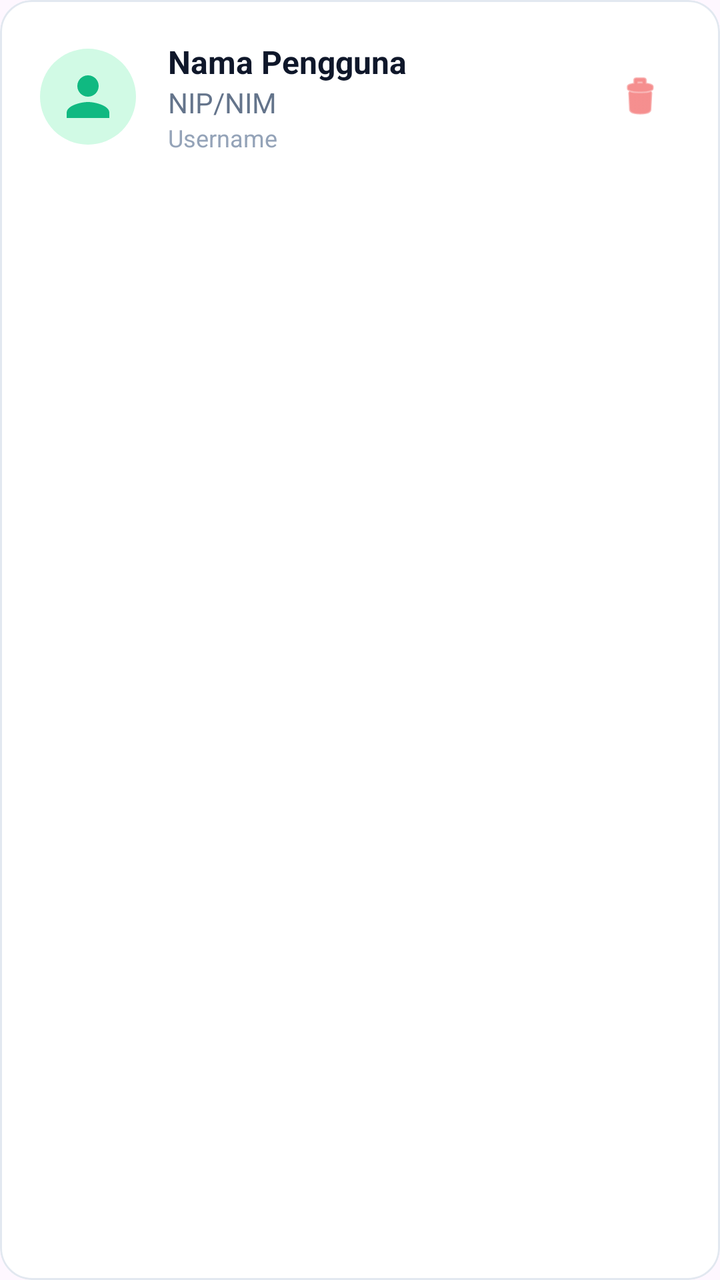
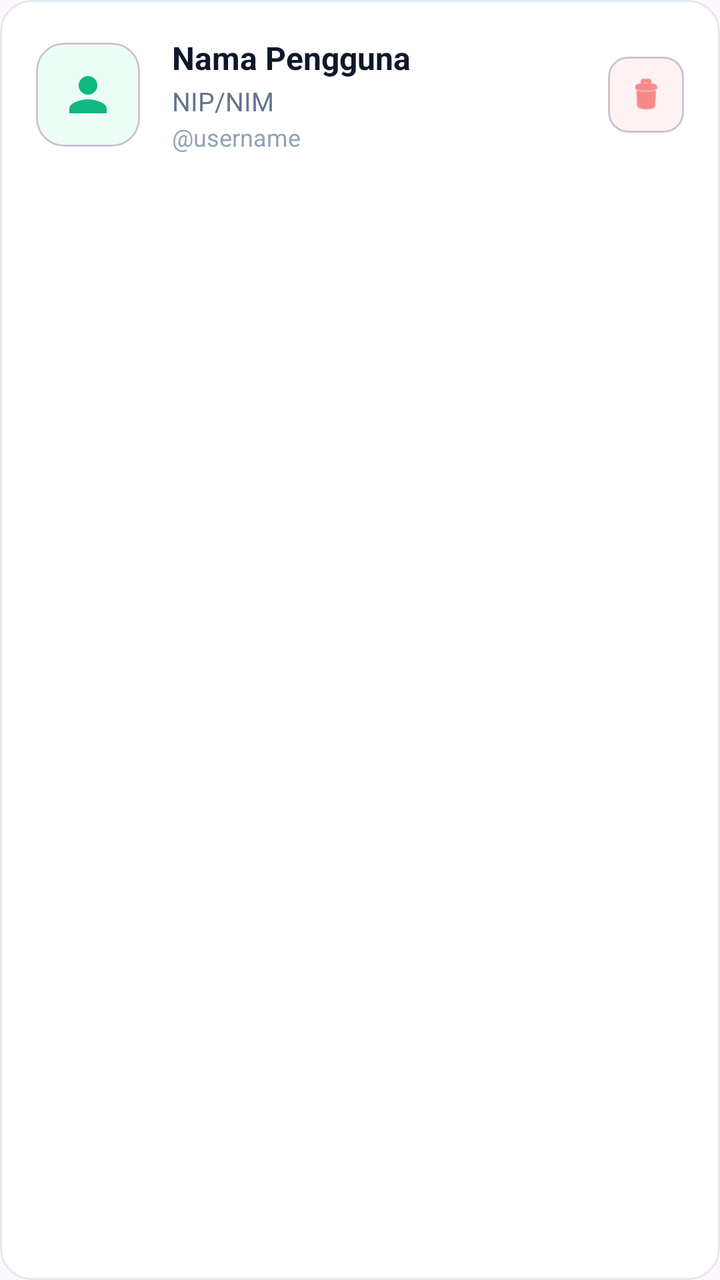

Two renders of the same Android screen: before a commit and after it. Below are the layout's source before the change and the commit's diff.
<!-- AndroidManifest.xml: application theme Theme.IFUnjaniExam -->
<!-- res/layout/item_user.xml -->
<?xml version="1.0" encoding="utf-8"?>
<com.google.android.material.card.MaterialCardView xmlns:android="http://schemas.android.com/apk/res/android"
    xmlns:app="http://schemas.android.com/apk/res-auto"
    android:layout_width="match_parent"
    android:layout_height="wrap_content"
    android:layout_marginHorizontal="16dp"
    android:layout_marginVertical="8dp"
    app:cardBackgroundColor="#FFFFFF"
    app:cardCornerRadius="16dp"
    app:cardElevation="0dp"
    app:strokeColor="#E2E8F0"
    app:strokeWidth="1dp">

    <LinearLayout
        android:layout_width="match_parent"
        android:layout_height="wrap_content"
        android:orientation="horizontal"
        android:padding="20dp"
        android:gravity="center_vertical">

        <ImageView
            android:layout_width="48dp"
            android:layout_height="48dp"
            android:padding="8dp"
            android:background="@drawable/circle_background"
            android:backgroundTint="#D1FAE5"
            android:src="@drawable/ic_person"
            app:tint="#10B981" />

        <LinearLayout
            android:layout_width="0dp"
            android:layout_height="wrap_content"
            android:layout_weight="1"
            android:orientation="vertical"
            android:layout_marginStart="16dp">

            <TextView
                android:id="@+id/tvName"
                android:layout_width="wrap_content"
                android:layout_height="wrap_content"
                android:text="Nama Pengguna"
                android:textSize="16sp"
                android:textStyle="bold"
                android:textColor="#0F172A" />

            <TextView
                android:id="@+id/tvIdentifier"
                android:layout_width="wrap_content"
                android:layout_height="wrap_content"
                android:text="NIP/NIM"
                android:textSize="14sp"
                android:textColor="#64748B" />
                
            <TextView
                android:id="@+id/tvUsername"
                android:layout_width="wrap_content"
                android:layout_height="wrap_content"
                android:text="Username"
                android:textSize="12sp"
                android:textColor="#94A3B8" />
        </LinearLayout>

        <ImageView
            android:id="@+id/btnDelete"
            android:layout_width="40dp"
            android:layout_height="40dp"
            android:padding="8dp"
            android:background="?attr/selectableItemBackgroundBorderless"
            android:clickable="true"
            android:focusable="true"
            android:src="@android:drawable/ic_menu_delete"
            app:tint="#EF4444" />
    </LinearLayout>
</com.google.android.material.card.MaterialCardView>
<!-- resources referenced by this layout -->
<resources>
  <!-- drawable circle_background (drawable) -->
  <?xml version="1.0" encoding="utf-8"?>
  <shape xmlns:android="http://schemas.android.com/apk/res/android"
      android:shape="oval">
      <solid android:color="#FFFFFF" />
  </shape>
  <!-- drawable ic_person (drawable) -->
  <vector xmlns:android="http://schemas.android.com/apk/res/android"
      android:width="24dp"
      android:height="24dp"
      android:viewportWidth="24"
      android:viewportHeight="24"
      android:tint="#FFFFFF">
    <path
        android:fillColor="#FF000000"
        android:pathData="M12,12c2.21,0 4,-1.79 4,-4s-1.79,-4 -4,-4 -4,1.79 -4,4 1.79,4 4,4zm0,2c-2.67,0 -8,1.34 -8,4v2h16v-2c0,-2.66 -5.33,-4 -8,-4z"/>
  </vector>
  <style name="Theme.IFUnjaniExam" parent="Base.Theme.IFUnjaniExam" />
  <style name="Base.Theme.IFUnjaniExam" parent="Theme.Material3.DayNight.NoActionBar">
          
          
      </style>
</resources>

<!-- the commit's change to res/layout/item_user.xml (unified diff, before → after) -->
@@ -4,7 +4,7 @@
     android:layout_width="match_parent"
     android:layout_height="wrap_content"
     android:layout_marginHorizontal="16dp"
-    android:layout_marginVertical="8dp"
+    android:layout_marginVertical="6dp"
     app:cardBackgroundColor="#FFFFFF"
     app:cardCornerRadius="16dp"
     app:cardElevation="0dp"
@@ -15,17 +15,23 @@
         android:layout_width="match_parent"
         android:layout_height="wrap_content"
         android:orientation="horizontal"
-        android:padding="20dp"
+        android:padding="18dp"
         android:gravity="center_vertical">
 
-        <ImageView
-            android:layout_width="48dp"
-            android:layout_height="48dp"
-            android:padding="8dp"
-            android:background="@drawable/circle_background"
-            android:backgroundTint="#D1FAE5"
-            android:src="@drawable/ic_person"
-            app:tint="#10B981" />
+        <com.google.android.material.card.MaterialCardView
+            android:layout_width="52dp"
+            android:layout_height="52dp"
+            app:cardCornerRadius="14dp"
+            app:cardElevation="0dp"
+            app:cardBackgroundColor="#ECFDF5">
+
+            <ImageView
+                android:layout_width="28dp"
+                android:layout_height="28dp"
+                android:layout_gravity="center"
+                android:src="@drawable/ic_person"
+                app:tint="#10B981" />
+        </com.google.android.material.card.MaterialCardView>
 
         <LinearLayout
             android:layout_width="0dp"
@@ -48,27 +54,39 @@
                 android:layout_width="wrap_content"
                 android:layout_height="wrap_content"
                 android:text="NIP/NIM"
-                android:textSize="14sp"
-                android:textColor="#64748B" />
-                
+                android:textSize="13sp"
+                android:textColor="#64748B"
+                android:layout_marginTop="2dp" />
+
             <TextView
                 android:id="@+id/tvUsername"
                 android:layout_width="wrap_content"
                 android:layout_height="wrap_content"
-                android:text="Username"
+                android:text="@username"
                 android:textSize="12sp"
-                android:textColor="#94A3B8" />
+                android:textColor="#94A3B8"
+                android:layout_marginTop="1dp" />
         </LinearLayout>
 
-        <ImageView
-            android:id="@+id/btnDelete"
-            android:layout_width="40dp"
-            android:layout_height="40dp"
-            android:padding="8dp"
-            android:background="?attr/selectableItemBackgroundBorderless"
+        
+        <com.google.android.material.card.MaterialCardView
+            android:layout_width="38dp"
+            android:layout_height="38dp"
+            app:cardCornerRadius="10dp"
+            app:cardElevation="0dp"
+            app:cardBackgroundColor="#FEF2F2"
             android:clickable="true"
             android:focusable="true"
-            android:src="@android:drawable/ic_menu_delete"
-            app:tint="#EF4444" />
+            android:foreground="?android:attr/selectableItemBackground">
+
+            <ImageView
+                android:id="@+id/btnDelete"
+                android:layout_width="20dp"
+                android:layout_height="20dp"
+                android:layout_gravity="center"
+                android:src="@android:drawable/ic_menu_delete"
+                app:tint="#EF4444" />
+        </com.google.android.material.card.MaterialCardView>
+
     </LinearLayout>
 </com.google.android.material.card.MaterialCardView>
<!-- resource entries referenced after the edit -->
@@ -1,11 +1,5 @@
 <!-- resources referenced by this layout -->
 <resources>
-  <!-- drawable circle_background (drawable) -->
-  <?xml version="1.0" encoding="utf-8"?>
-  <shape xmlns:android="http://schemas.android.com/apk/res/android"
-      android:shape="oval">
-      <solid android:color="#FFFFFF" />
-  </shape>
   <!-- drawable ic_person (drawable) -->
   <vector xmlns:android="http://schemas.android.com/apk/res/android"
       android:width="24dp"
